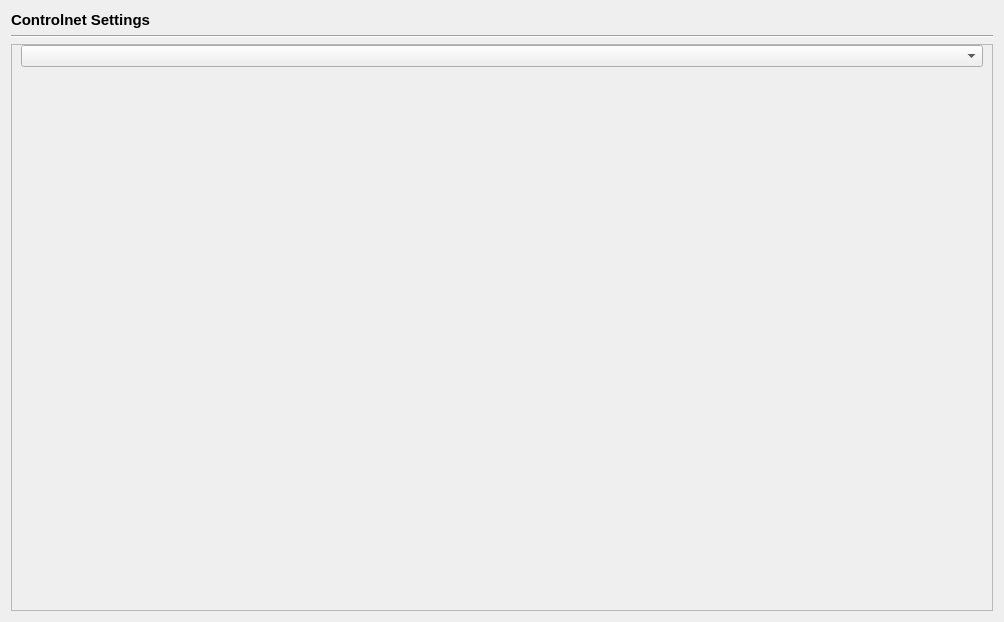
The window that src/airunner/widgets/controlnet/templates/controlnet_settings_widget.ui (Capsize-Games/airunner) describes before a commit, drawn with Qt 5.
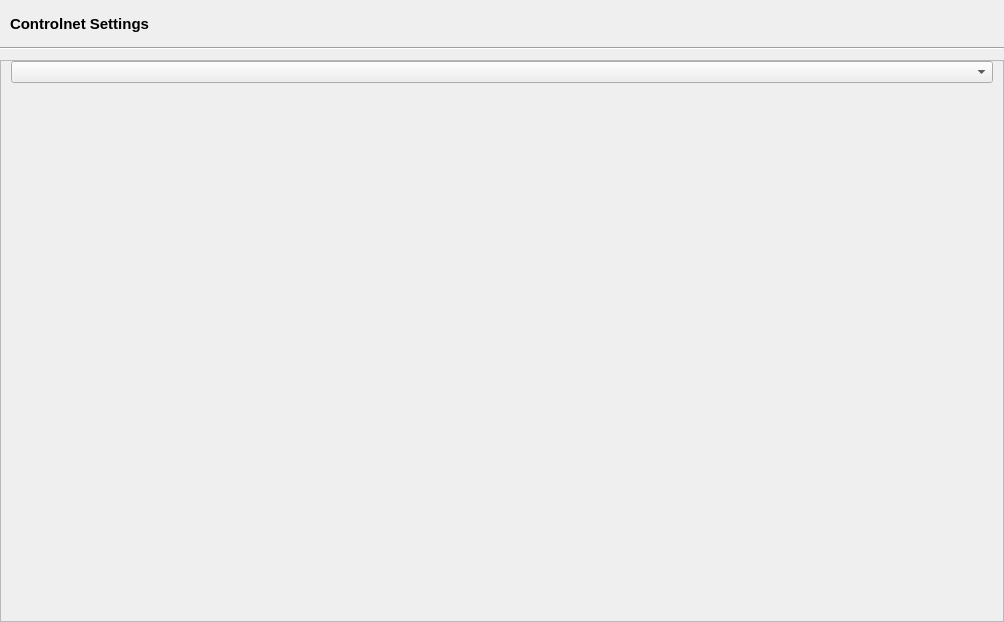
The same window after the commit. Custom widgets are drawn as their Qt base class.

```diff
--- a/src/airunner/widgets/controlnet/templates/controlnet_settings_widget.ui
+++ b/src/airunner/widgets/controlnet/templates/controlnet_settings_widget.ui
@@ -14,6 +14,21 @@
    <string>Form</string>
   </property>
   <layout class="QGridLayout" name="gridLayout_2">
+   <property name="leftMargin">
+    <number>0</number>
+   </property>
+   <property name="topMargin">
+    <number>0</number>
+   </property>
+   <property name="rightMargin">
+    <number>0</number>
+   </property>
+   <property name="bottomMargin">
+    <number>0</number>
+   </property>
+   <property name="verticalSpacing">
+    <number>10</number>
+   </property>
    <item row="1" column="0">
     <widget class="Line" name="line">
      <property name="orientation">
@@ -21,19 +36,6 @@
      </property>
     </widget>
    </item>
-   <item row="0" column="0">
-    <widget class="QLabel" name="label">
-     <property name="font">
-      <font>
-       <pointsize>11</pointsize>
-       <bold>true</bold>
-      </font>
-     </property>
-     <property name="text">
-      <string>Controlnet Settings</string>
-     </property>
-    </widget>
-   </item>
    <item row="2" column="0">
     <widget class="QScrollArea" name="scrollArea">
      <property name="widgetResizable">
@@ -44,23 +46,26 @@
        <rect>
         <x>0</x>
         <y>0</y>
-        <width>984</width>
-        <height>570</height>
+        <width>1002</width>
+        <height>560</height>
        </rect>
       </property>
       <layout class="QGridLayout" name="gridLayout">
        <property name="leftMargin">
-        <number>9</number>
+        <number>10</number>
        </property>
        <property name="topMargin">
         <number>0</number>
        </property>
        <property name="rightMargin">
-        <number>9</number>
+        <number>10</number>
        </property>
        <property name="bottomMargin">
         <number>0</number>
        </property>
+       <property name="verticalSpacing">
+        <number>10</number>
+       </property>
        <item row="1" column="0">
         <widget class="QWidget" name="widget" native="true">
          <property name="minimumSize">
@@ -182,6 +187,49 @@
      </widget>
     </widget>
    </item>
+   <item row="0" column="0">
+    <widget class="QWidget" name="widget_2" native="true">
+     <property name="sizePolicy">
+      <sizepolicy hsizetype="Preferred" vsizetype="Minimum">
+       <horstretch>0</horstretch>
+       <verstretch>0</verstretch>
+      </sizepolicy>
+     </property>
+     <property name="minimumSize">
+      <size>
+       <width>0</width>
+       <height>37</height>
+      </size>
+     </property>
+     <layout class="QGridLayout" name="gridLayout_3">
+      <property name="leftMargin">
+       <number>10</number>
+      </property>
+      <property name="topMargin">
+       <number>10</number>
+      </property>
+      <property name="rightMargin">
+       <number>10</number>
+      </property>
+      <property name="bottomMargin">
+       <number>0</number>
+      </property>
+      <item row="0" column="0">
+       <widget class="QLabel" name="label">
+        <property name="font">
+         <font>
+          <pointsize>11</pointsize>
+          <bold>true</bold>
+         </font>
+        </property>
+        <property name="text">
+         <string>Controlnet Settings</string>
+        </property>
+       </widget>
+      </item>
+     </layout>
+    </widget>
+   </item>
   </layout>
  </widget>
  <customwidgets>
```
